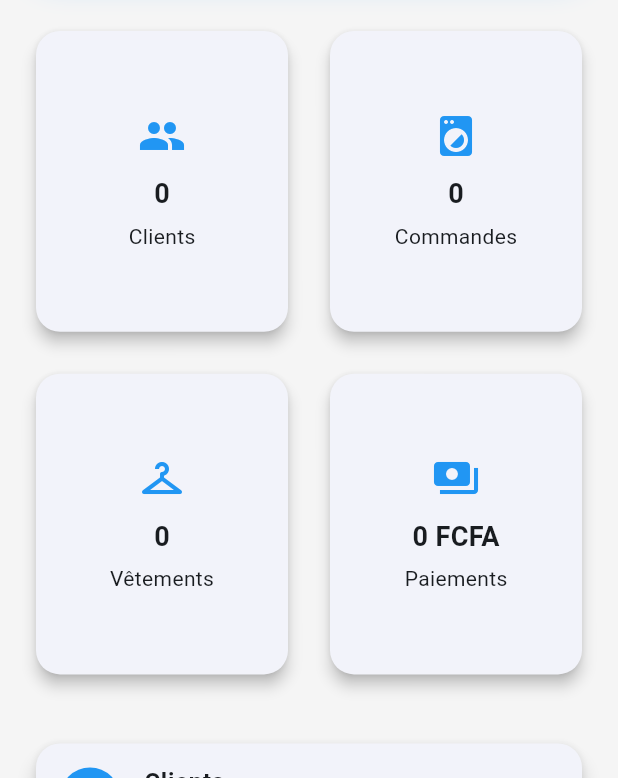
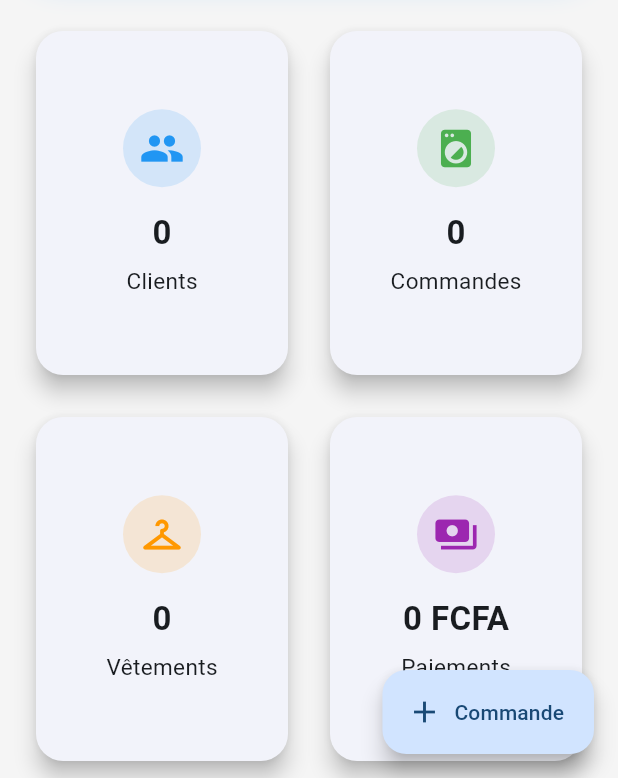
Before and after one commit to ndouakacoupaulisrael-boop/life-pressing, a Flutter app: the screen it shows after launch, on a phone screen of 412 x 824 dp, the part 458-1236 px from its top. Run offline on Flutter 3.47's test engine with Material 3 defaults, Android fonts, the light colour scheme and no system bars; our stand-ins replace pdf, printing, sqflite; accounts and stored records are empty.

Commit message:
Sauvegarde avant refonte du HomeScreen

```diff
--- a/lib/screens/home_screen.dart
+++ b/lib/screens/home_screen.dart
@@ -80,23 +80,13 @@
   required Widget page,
 }) {
   return Card(
-      elevation: 5,
-      child: ListTile(
-        leading: CircleAvatar(
-          backgroundColor: Colors.blue,
-          child: Icon(
-            icon,
-            color: Colors.white,
+    elevation: 8,
+    shadowColor: Colors.black12,
+    shape: RoundedRectangleBorder(
+      borderRadius: BorderRadius.circular(18),
     ),
-        ),
-        title: Text(
-          title,
-          style: const TextStyle(
-            fontWeight: FontWeight.bold,
-          ),
-        ),
-        subtitle: Text(subtitle),
-        trailing: const Icon(Icons.arrow_forward_ios),
+    child: InkWell(
+      borderRadius: BorderRadius.circular(18),
       onTap: () async {
         await Navigator.push(
           context,
@@ -105,17 +95,68 @@
 
         await chargerStatistiques();
       },
+      child: Padding(
+        padding: const EdgeInsets.all(18),
+        child: Row(
+          children: [
+            CircleAvatar(
+              radius: 28,
+              backgroundColor: Colors.blue.shade100,
+              child: Icon(
+                icon,
+                color: Colors.blue,
+                size: 30,
+              ),
+            ),
+
+            const SizedBox(width: 18),
+
+            Expanded(
+              child: Column(
+                crossAxisAlignment: CrossAxisAlignment.start,
+                children: [
+                  Text(
+                    title,
+                    style: const TextStyle(
+                      fontSize: 20,
+                      fontWeight: FontWeight.bold,
+                    ),
+                  ),
+
+                  const SizedBox(height: 5),
+
+                  Text(
+                    subtitle,
+                    style: TextStyle(
+                      color: Colors.grey.shade600,
+                      fontSize: 15,
+                    ),
+                  ),
+                ],
+              ),
+            ),
+
+            const Icon(
+              Icons.arrow_forward_ios,
+              size: 20,
+            ),
+          ],
+        ),
+      ),
     ),
   );
 }
-
 Widget buildStatCard(
   String titre,
   String valeur,
   IconData icon,
+  Color color,
 ) {
   return Card(
-      elevation: 4,
+    elevation: 6,
+    shape: RoundedRectangleBorder(
+      borderRadius: BorderRadius.circular(18),
+    ),
     child: Padding(
       padding: const EdgeInsets.symmetric(
         vertical: 20,
@@ -124,21 +165,34 @@
       child: Column(
         mainAxisAlignment: MainAxisAlignment.center,
         children: [
-            Icon(
+          CircleAvatar(
+            radius: 26,
+            backgroundColor: color.withOpacity(0.15),
+            child: Icon(
               icon,
-              size: 32,
-              color: Colors.blue,
+              color: color,
+              size: 30,
             ),
-            const SizedBox(height: 10),
-            Text(
+          ),
+          const SizedBox(height: 15),
+          FittedBox(
+  fit: BoxFit.scaleDown,
+  child: Text(
     valeur,
+    textAlign: TextAlign.center,
     style: const TextStyle(
-                fontSize: 18,
+      fontSize: 22,
       fontWeight: FontWeight.bold,
     ),
   ),
-            const SizedBox(height: 5),
-            Text(titre),
+),
+          const SizedBox(height: 6),
+          Text(
+            titre,
+            style: const TextStyle(
+              fontSize: 15,
+            ),
+          ),
         ],
       ),
     ),
@@ -218,28 +272,33 @@
                 crossAxisCount: 2,
                 crossAxisSpacing: 12,
                 mainAxisSpacing: 12,
-                childAspectRatio: 0.85,
+                childAspectRatio: 0.75,
                 children: [
                   buildStatCard(
                     "Clients",
                     nombreClients.toString(),
                     Icons.people,
+                    Colors.blue,
                   ),
                   buildStatCard(
                     "Commandes",
                     nombreCommandes.toString(),
                     Icons.local_laundry_service,
+                    Colors.green,
                   ),
                   buildStatCard(
                     "Vêtements",
                     nombreVetements.toString(),
                     Icons.checkroom,
+                    Colors.orange,
                   ),
                   buildStatCard(
                     "Paiements",
                     "${formatMontant(totalPaiements)} FCFA",
                     Icons.payments,
+                    Colors.purple,
                   ),
+
                 ],
               ),
 
@@ -296,6 +355,20 @@
           ),
         ),
       ),
+      floatingActionButton: FloatingActionButton.extended(
+  onPressed: () async {
+    await Navigator.push(
+      context,
+      MaterialPageRoute(
+        builder: (_) => const CommandeScreen(),
+      ),
+    );
+
+    await chargerStatistiques();
+  },
+  icon: const Icon(Icons.add),
+  label: const Text("Commande"),
+),
     );
   }
 }
```
Lines whose indentation alone changed are shown as unchanged.
